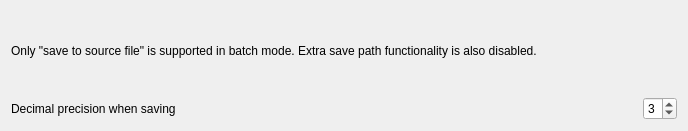
shine5402/KiraOtoToolbox, file src/utils/widgets/otofilemultiplesavewidget.ui: the form before one commit.
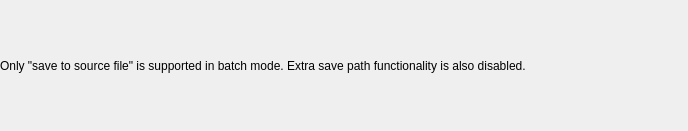
The form after the commit.

Commit message: Extrac precision setting into tooldialog

```diff
--- a/src/utils/widgets/otofilemultiplesavewidget.ui
+++ b/src/utils/widgets/otofilemultiplesavewidget.ui
@@ -11,6 +11,18 @@
    </rect>
   </property>
   <layout class="QVBoxLayout" name="verticalLayout">
+   <property name="leftMargin">
+    <number>0</number>
+   </property>
+   <property name="topMargin">
+    <number>0</number>
+   </property>
+   <property name="rightMargin">
+    <number>0</number>
+   </property>
+   <property name="bottomMargin">
+    <number>0</number>
+   </property>
    <item>
     <widget class="QLabel" name="label">
      <property name="sizePolicy">
@@ -27,40 +39,6 @@
      </property>
     </widget>
    </item>
-   <item>
-    <layout class="QHBoxLayout" name="horizontalLayout">
-     <item>
-      <widget class="QLabel" name="label_2">
-       <property name="text">
-        <string>Decimal precision when saving</string>
-       </property>
-      </widget>
-     </item>
-     <item>
-      <spacer name="horizontalSpacer">
-       <property name="orientation">
-        <enum>Qt::Horizontal</enum>
-       </property>
-       <property name="sizeHint" stdset="0">
-        <size>
-         <width>40</width>
-         <height>20</height>
-        </size>
-       </property>
-      </spacer>
-     </item>
-     <item>
-      <widget class="QSpinBox" name="precisionSpinBox">
-       <property name="maximum">
-        <number>5</number>
-       </property>
-       <property name="value">
-        <number>3</number>
-       </property>
-      </widget>
-     </item>
-    </layout>
-   </item>
   </layout>
  </widget>
  <resources/>
```
The commit also changes 5 other files.
